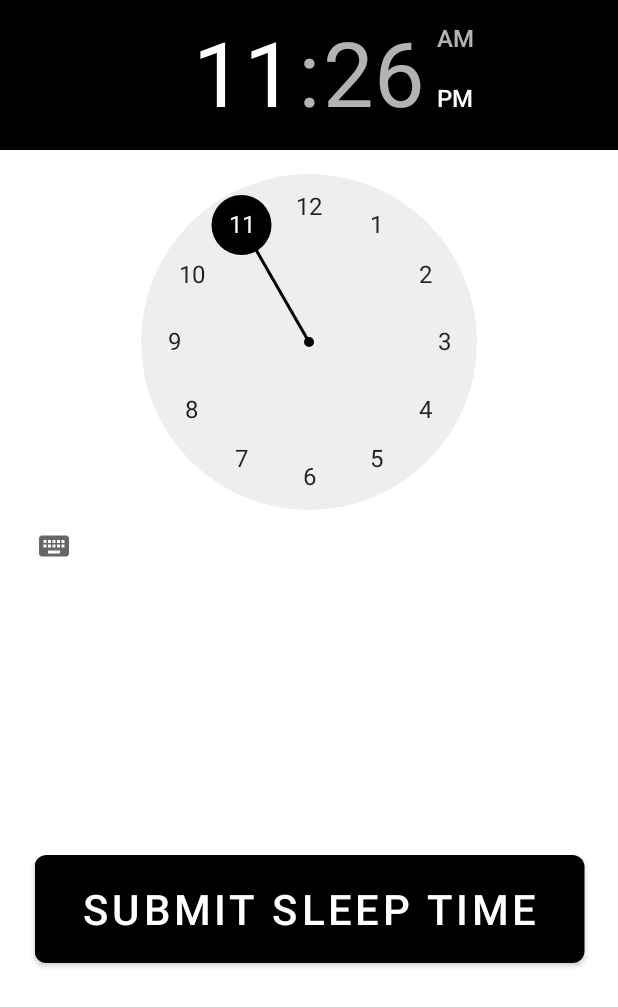
After one commit to FinWatling/OutTheDoor, an Android app: the SleepingSoonActivity screen opened directly, with no data from a screen before it, on a phone screen of 412 x 824 dp. The commit adds this screen. Shown: the top 1007 px of the screen. Run offline under Robolectric (Android 15) with nearby library versions, the phone set to English and light mode, and no system bars.

Commit message:
Began implementing SleepingSoonActivity.

```diff
--- a/Application/app/src/main/AndroidManifest.xml
+++ b/Application/app/src/main/AndroidManifest.xml
@@ -2,7 +2,7 @@
 <manifest xmlns:android="http://schemas.android.com/apk/res/android"
     package="com.example.outthedoor">
 
-    <uses-permission android:name="android.permission.SET_ALARM"/>
+    <uses-permission android:name="android.permission.SET_ALARM" />
     <uses-permission android:name="com.android.alarm.permission.SET_ALARM" />
 
     <application
@@ -12,6 +12,9 @@
         android:roundIcon="@mipmap/ic_launcher_round"
         android:supportsRtl="true"
         android:theme="@style/Theme.OutTheDoor">
+        <activity
+            android:name=".SleepingSoonActivity"
+            android:exported="false" />
         <activity
             android:name=".SecondActivity"
             android:exported="false" />
--- a/Application/app/src/main/java/com/example/outthedoor/Date.java
+++ /dev/null
@@ -1,2 +0,0 @@
-package com.example.outthedoor;public class Date {
-}
--- a/Application/app/src/main/java/com/example/outthedoor/MainActivity.java
+++ b/Application/app/src/main/java/com/example/outthedoor/MainActivity.java
@@ -68,6 +68,19 @@ public class MainActivity extends AppCompatActivity {
 
         });
 
+        Button sleepingSoonButton = findViewById(R.id.sleepingSoonButton);
+        sleepingSoonButton.setOnClickListener( new View.OnClickListener(){
+
+            @Override
+            public void onClick(View view) {
+
+                Intent intent = new Intent(MainActivity.this, SleepingSoonActivity.class);
+                startActivity(intent);
+
+            }
+
+        });
+
 
 
 
--- a/Application/app/src/main/java/com/example/outthedoor/SecondActivity.java
+++ b/Application/app/src/main/java/com/example/outthedoor/SecondActivity.java
@@ -31,6 +31,8 @@ public class SecondActivity extends AppCompatActivity {
         String currentDateTimeString = DateFormat.getTimeInstance(DateFormat.SHORT).format(currentTime); //current time for clock display
 
         time.setText(currentDateTimeString); //sets current time in app
+
+        System.out.println(wakeUpTimesArray.get(1));
 
         Button leastSleep = findViewById(R.id.leastSleep);
         leastSleep.setText(DateFormat.getTimeInstance(DateFormat.SHORT).format(wakeUpTimesArray.get(0)).toString());
--- /dev/null
+++ b/Application/app/src/main/java/com/example/outthedoor/SleepingSoonActivity.java
@@ -0,0 +1,14 @@
+package com.example.outthedoor;
+
+import androidx.appcompat.app.AppCompatActivity;
+
+import android.os.Bundle;
+
+public class SleepingSoonActivity extends AppCompatActivity {
+
+    @Override
+    protected void onCreate(Bundle savedInstanceState) {
+        super.onCreate(savedInstanceState);
+        setContentView(R.layout.activity_sleeping_soon);
+    }
+}
--- a/Application/app/src/main/res/layout/activity_second.xml
+++ b/Application/app/src/main/res/layout/activity_second.xml
@@ -11,7 +11,7 @@
         android:layout_width="wrap_content"
         android:layout_height="wrap_content"
         android:gravity="center"
-        android:text="Generated Suggested Wake Up Times"
+        android:text="Suggested Wake Up Times"
         android:textAppearance="@style/TextAppearance.AppCompat.Large"
         android:textSize="35sp"
         app:layout_constraintBottom_toBottomOf="parent"
--- /dev/null
+++ b/Application/app/src/main/res/layout/activity_sleeping_soon.xml
@@ -0,0 +1,31 @@
+<?xml version="1.0" encoding="utf-8"?>
+<androidx.constraintlayout.widget.ConstraintLayout xmlns:android="http://schemas.android.com/apk/res/android"
+    xmlns:app="http://schemas.android.com/apk/res-auto"
+    xmlns:tools="http://schemas.android.com/tools"
+    android:layout_width="match_parent"
+    android:layout_height="match_parent"
+    tools:context=".SleepingSoonActivity">
+
+    <TimePicker
+        android:id="@+id/timePicker"
+        android:layout_width="wrap_content"
+        android:layout_height="wrap_content"
+        android:layout_centerHorizontal="true"
+        app:layout_constraintEnd_toEndOf="parent"
+        app:layout_constraintStart_toStartOf="parent"
+        app:layout_constraintTop_toTopOf="parent" />
+
+    <Button
+        android:id="@+id/submitSleepTime"
+        android:layout_width="wrap_content"
+        android:layout_height="wrap_content"
+        android:gravity="center"
+        android:scaleX="2"
+        android:scaleY="2"
+        android:text="@string/submit_sleep_time"
+        app:layout_constraintBottom_toBottomOf="parent"
+        app:layout_constraintEnd_toEndOf="parent"
+        app:layout_constraintStart_toStartOf="parent"
+        app:layout_constraintTop_toBottomOf="@+id/timePicker" />
+
+</androidx.constraintlayout.widget.ConstraintLayout>
--- a/Application/app/src/main/res/values-night/themes.xml
+++ b/Application/app/src/main/res/values-night/themes.xml
@@ -2,12 +2,12 @@
     <!-- Base application theme. -->
     <style name="Theme.OutTheDoor" parent="Theme.MaterialComponents.DayNight.NoActionBar">
         <!-- Primary brand color. -->
-        <item name="colorPrimary">@color/purple_200</item>
-        <item name="colorPrimaryVariant">@color/purple_700</item>
-        <item name="colorOnPrimary">@color/black</item>
+        <item name="colorPrimary">@color/black</item>
+        <item name="colorPrimaryVariant">@color/black</item>
+        <item name="colorOnPrimary">@color/white</item>
         <!-- Secondary brand color. -->
-        <item name="colorSecondary">@color/teal_200</item>
-        <item name="colorSecondaryVariant">@color/teal_200</item>
+        <item name="colorSecondary">@color/black</item>
+        <item name="colorSecondaryVariant">@color/black</item>
         <item name="colorOnSecondary">@color/black</item>
         <!-- Status bar color. -->
         <item name="android:statusBarColor" tools:targetApi="l">@color/black</item>
--- a/Application/app/src/main/res/values/strings.xml
+++ b/Application/app/src/main/res/values/strings.xml
@@ -5,4 +5,5 @@
     <string name="sleeping_soon">Sleeping Soon</string>
     <string name="sleep_settings">Sleep Settings</string>
     <string name="least_sleep">Least Sleep</string>
+    <string name="submit_sleep_time">Submit Sleep Time</string>
 </resources>
--- a/Application/app/src/main/res/values/themes.xml
+++ b/Application/app/src/main/res/values/themes.xml
@@ -6,8 +6,8 @@
         <item name="colorPrimaryVariant">@color/black</item>
         <item name="colorOnPrimary">@color/white</item>
         <!-- Secondary brand color. -->
-        <item name="colorSecondary">@color/teal_200</item>
-        <item name="colorSecondaryVariant">@color/teal_700</item>
+        <item name="colorSecondary">@color/black</item>
+        <item name="colorSecondaryVariant">@color/black</item>
         <item name="colorOnSecondary">@color/black</item>
         <!-- Status bar color. -->
         <item name="android:statusBarColor" tools:targetApi="l">@color/black</item>
```
